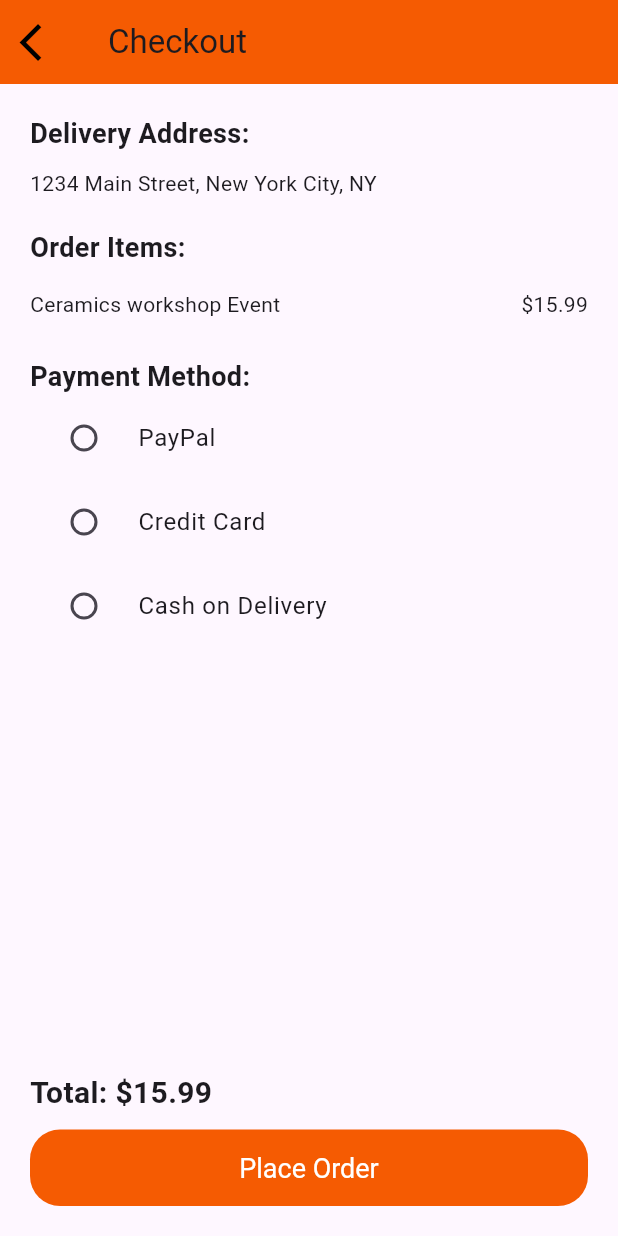
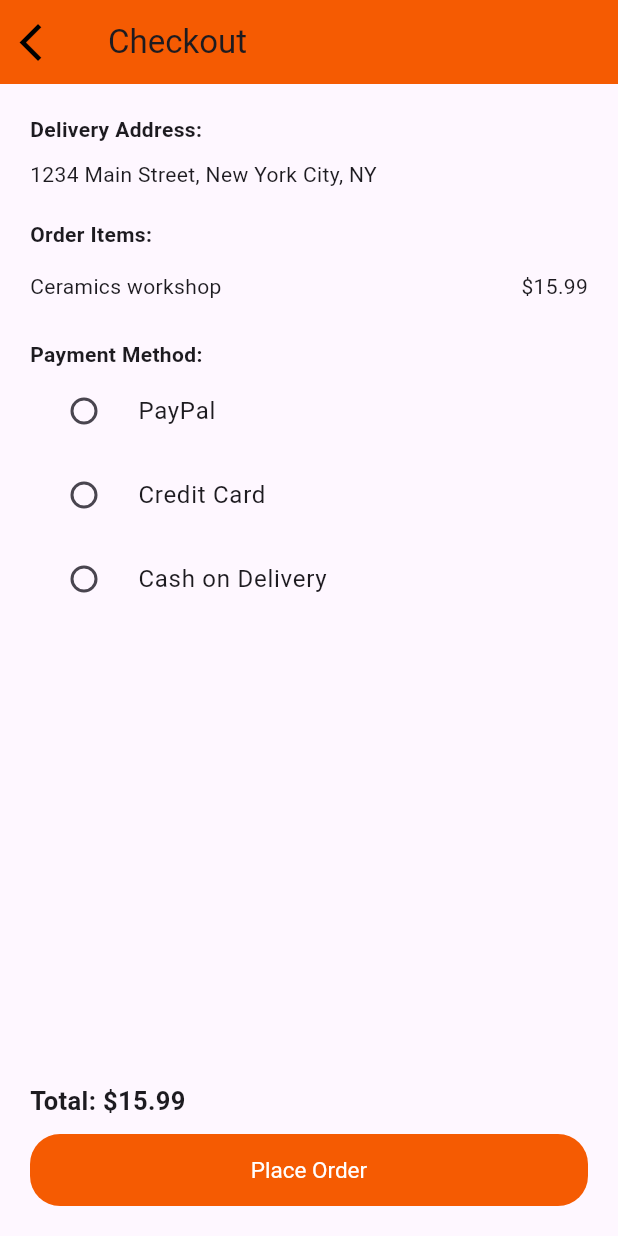
Before and after one commit to yyBasiony/food_delivery_app, a Flutter app: the DiscountScreen screen opened directly, after a tap on "Ceramics workshop Event", on a phone screen of 412 x 824 dp. Run offline on Flutter 3.47's test engine with Material 3 defaults, Android fonts, the phone set to English and light mode, and no system bars; our stand-ins replace easy_localization.

Commit message:
add changes

```diff
--- a/lib/presentation/main_view/home/checkout_screen.dart
+++ b/lib/presentation/main_view/home/checkout_screen.dart
@@ -23,53 +23,54 @@ class CheckoutScreen extends StatelessWidget {
           children: [
             const Text(
               'Delivery Address:',
-              style: TextStyle(fontSize: 18, fontWeight: FontWeight.bold),
+              style: TextStyle(fontSize: 14, fontWeight: FontWeight.bold),
             ),
             const SizedBox(height: 10),
             const Text('1234 Main Street, New York City, NY'),
             const SizedBox(height: 20),
             const Text(
               'Order Items:',
-              style: TextStyle(fontSize: 18, fontWeight: FontWeight.bold),
+              style: TextStyle(fontSize: 14, fontWeight: FontWeight.bold),
             ),
-            SizedBox(height: 10),
-            _buildOrderItem('Ceramics workshop Event', total),
-            SizedBox(height: 20),
+            const SizedBox(height: 10),
+            _buildOrderItem('Ceramics workshop', total),
+            const SizedBox(height: 20),
             const Text(
               'Payment Method:',
-              style: TextStyle(fontSize: 18, fontWeight: FontWeight.bold),
+              style: TextStyle(fontSize: 14, fontWeight: FontWeight.bold),
             ),
             RadioListTile(
               value: 'PayPal',
               groupValue: 'payment',
               onChanged: (value) {},
-              title: Text('PayPal'),
+              title: const Text('PayPal'),
             ),
             RadioListTile(
               value: 'Credit Card',
               groupValue: 'payment',
               onChanged: (value) {},
-              title: Text('Credit Card'),
+              title: const Text('Credit Card'),
             ),
             RadioListTile(
               value: 'Cash',
               groupValue: 'payment',
               onChanged: (value) {},
-              title: Text('Cash on Delivery'),
+              title: const Text('Cash on Delivery'),
             ),
-            Spacer(),
+            const Spacer(),
             Text(
               'Total: \$${total.toStringAsFixed(2)}',
-              style: TextStyle(fontSize: 20, fontWeight: FontWeight.bold),
+              style: const TextStyle(fontSize: 17, fontWeight: FontWeight.bold),
             ),
-            SizedBox(height: 10),
+            const SizedBox(height: 10),
             ElevatedButton(
               onPressed: () {},
               child: Text('Place Order'),
               style: ElevatedButton.styleFrom(
                 backgroundColor: AppColors.primaryColor,
-                padding: EdgeInsets.symmetric(horizontal: 50, vertical: 15),
-                textStyle: TextStyle(fontSize: 18),
+                padding:
+                    const EdgeInsets.symmetric(horizontal: 50, vertical: 15),
+                textStyle: const TextStyle(fontSize: 15),
               ),
             ),
           ],
--- a/lib/presentation/main_view/home/discount_screen.dart
+++ b/lib/presentation/main_view/home/discount_screen.dart
@@ -37,7 +37,7 @@ class DiscountScreen extends StatelessWidget {
     return Scaffold(
       appBar: AppBar(
         leading: const CustomIconButtonBack(),
-        title: Text("Discount"),
+        title: const Text("Discount"),
         centerTitle: true,
       ),
       body: ListView.builder(
@@ -57,26 +57,26 @@ class DiscountScreen extends StatelessWidget {
             child: Column(
               children: [
                 ListTile(
-                  leading: CircleAvatar(
+                  leading: const CircleAvatar(
                     radius: 30,
                     backgroundImage:
                         AssetImage("assets/images/download (6).jpeg"),
                   ),
                   title: Text(
                     discounts[index]['title']!,
-                    style: TextStyle(
+                    style: const TextStyle(
                       fontWeight: FontWeight.bold,
                     ),
                   ),
                   subtitle: Row(
                     children: [
                       Text(discounts[index]['days']!),
-                      SizedBox(width: 10),
+                      const SizedBox(width: 10),
                       Text("\$${discounts[index]['discount'].toString()}"),
                     ],
                   ),
                 ),
-                Divider(thickness: 1),
+                const Divider(thickness: 1),
               ],
             ),
           );
```
